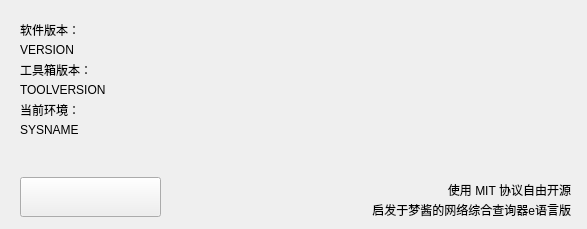
The window that src/About.ui (Ne0W0r1d/Cipher_Tools) describes before a commit, drawn with Qt 5.
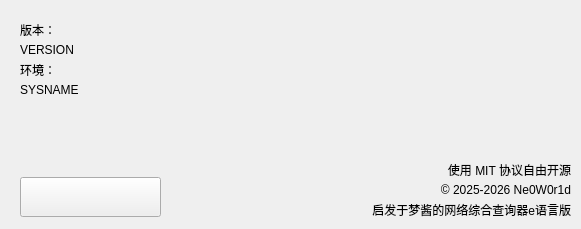
The same window after the commit. Icons and pictures are not drawn.

The edit to the form file:
```diff
--- a/src/About.ui
+++ b/src/About.ui
@@ -6,7 +6,7 @@
    <rect>
     <x>0</x>
     <y>0</y>
-    <width>587</width>
+    <width>581</width>
     <height>229</height>
    </rect>
   </property>
@@ -33,7 +33,7 @@
    <property name="geometry">
     <rect>
      <x>320</x>
-     <y>180</y>
+     <y>160</y>
      <width>251</width>
      <height>20</height>
     </rect>
@@ -49,20 +49,20 @@
    <property name="geometry">
     <rect>
      <x>20</x>
-     <y>100</y>
+     <y>60</y>
      <width>91</width>
      <height>19</height>
     </rect>
    </property>
    <property name="text">
-    <string>当前环境：</string>
+    <string>环境：</string>
    </property>
   </widget>
   <widget class="QLabel" name="env">
    <property name="geometry">
     <rect>
      <x>20</x>
-     <y>120</y>
+     <y>80</y>
      <width>361</width>
      <height>19</height>
     </rect>
@@ -81,7 +81,7 @@
     </rect>
    </property>
    <property name="text">
-    <string>软件版本：</string>
+    <string>版本：</string>
    </property>
   </widget>
   <widget class="QLabel" name="softver_info">
@@ -97,32 +97,6 @@
     <string>VERSION</string>
    </property>
   </widget>
-  <widget class="QLabel" name="toolversion">
-   <property name="geometry">
-    <rect>
-     <x>20</x>
-     <y>80</y>
-     <width>361</width>
-     <height>19</height>
-    </rect>
-   </property>
-   <property name="text">
-    <string>TOOLVERSION</string>
-   </property>
-  </widget>
-  <widget class="QLabel" name="toolver">
-   <property name="geometry">
-    <rect>
-     <x>20</x>
-     <y>60</y>
-     <width>81</width>
-     <height>19</height>
-    </rect>
-   </property>
-   <property name="text">
-    <string>工具箱版本：</string>
-   </property>
-  </widget>
   <widget class="QLabel" name="label">
    <property name="geometry">
     <rect>
@@ -186,6 +160,22 @@
     <bool>false</bool>
    </property>
   </widget>
+  <widget class="QLabel" name="oss_license_2">
+   <property name="geometry">
+    <rect>
+     <x>320</x>
+     <y>180</y>
+     <width>251</width>
+     <height>20</height>
+    </rect>
+   </property>
+   <property name="text">
+    <string>© 2025-2026 Ne0W0r1d</string>
+   </property>
+   <property name="alignment">
+    <set>Qt::AlignmentFlag::AlignRight|Qt::AlignmentFlag::AlignTrailing|Qt::AlignmentFlag::AlignVCenter</set>
+   </property>
+  </widget>
  </widget>
  <resources>
   <include location="Resource.qrc"/>
```
